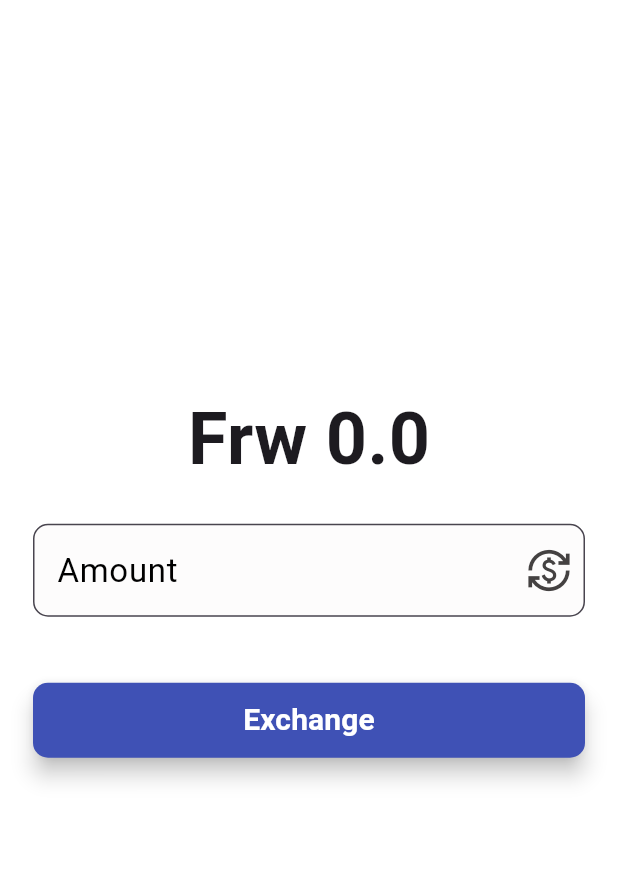
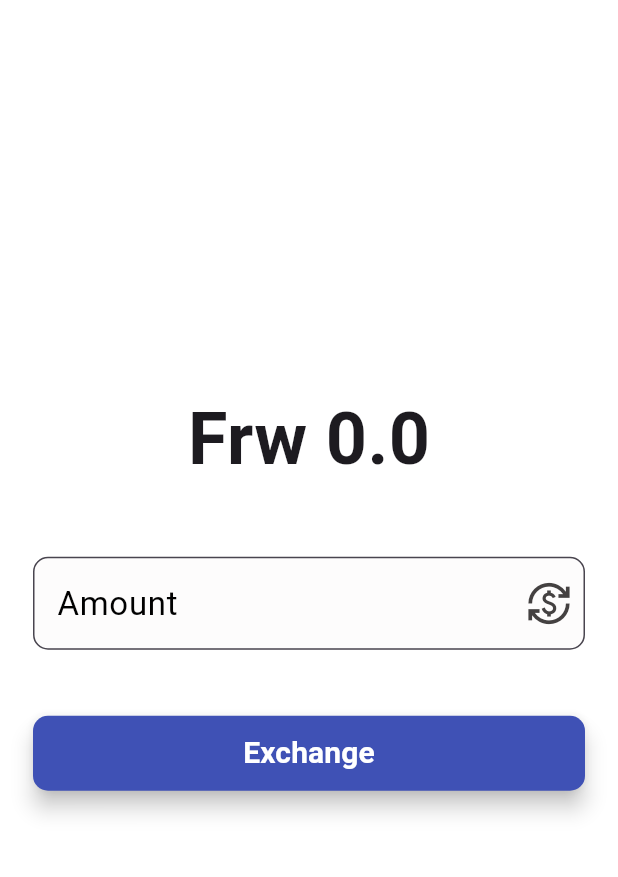
Before and after one commit to RUYANGA/Currency_App, a Flutter app: the screen it shows after launch, on a phone screen of 412 x 824 dp, the part 71-948 px from its top. Run offline on Flutter 3.47's test engine with Material 3 defaults, Android fonts, the phone set to English and light mode, and no system bars.

Commit message:
fix icon app

```diff
--- a/lib/currency_converter.dart
+++ b/lib/currency_converter.dart
@@ -25,9 +25,15 @@ class _CurrencyConvertState extends State<CurrencyConvert> {
         child: Column(
           mainAxisAlignment: MainAxisAlignment.center,
           children: [
-            Text(
-              'Frw $result',
-              style: const TextStyle(fontSize: 48, fontWeight: FontWeight.bold),
+            Padding(
+              padding: const EdgeInsets.all(22.0),
+              child: Text(
+                'Frw $result',
+                style: const TextStyle(
+                  fontSize: 48,
+                  fontWeight: FontWeight.bold,
+                ),
+              ),
             ),
             Padding(
               padding: const EdgeInsets.all(22.0),
```
Also changed, not shown: pubspec.yaml (+13 -0 lines), assets/icon/app_icon.png (added), pubspec.lock, 27 other files.
